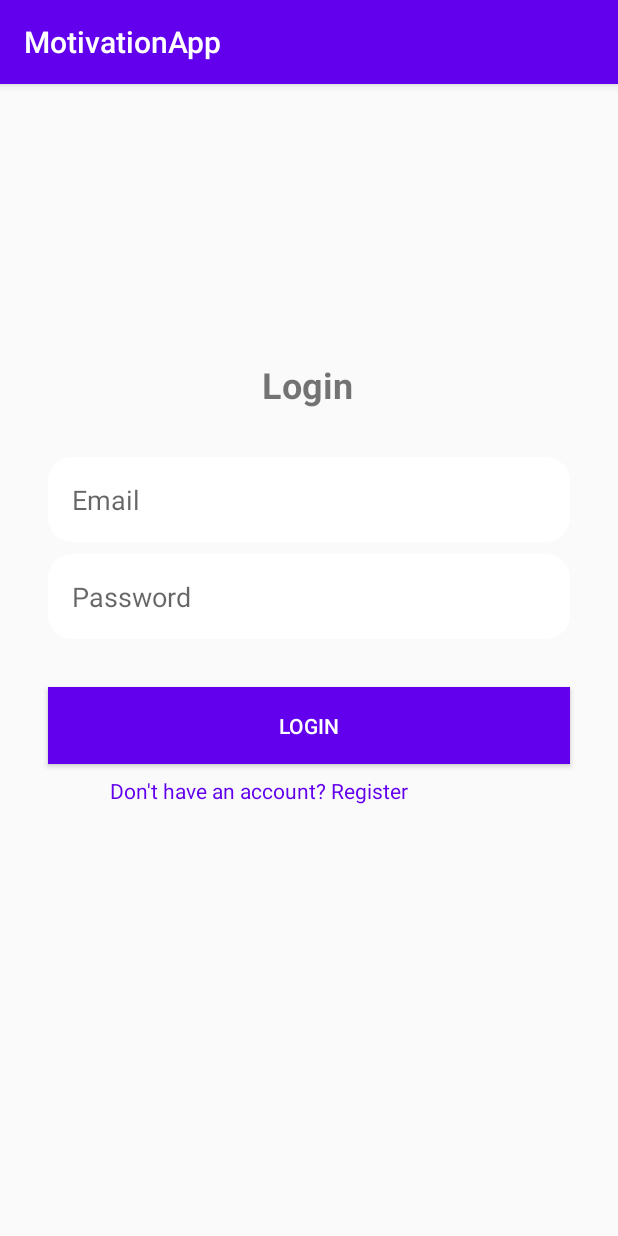
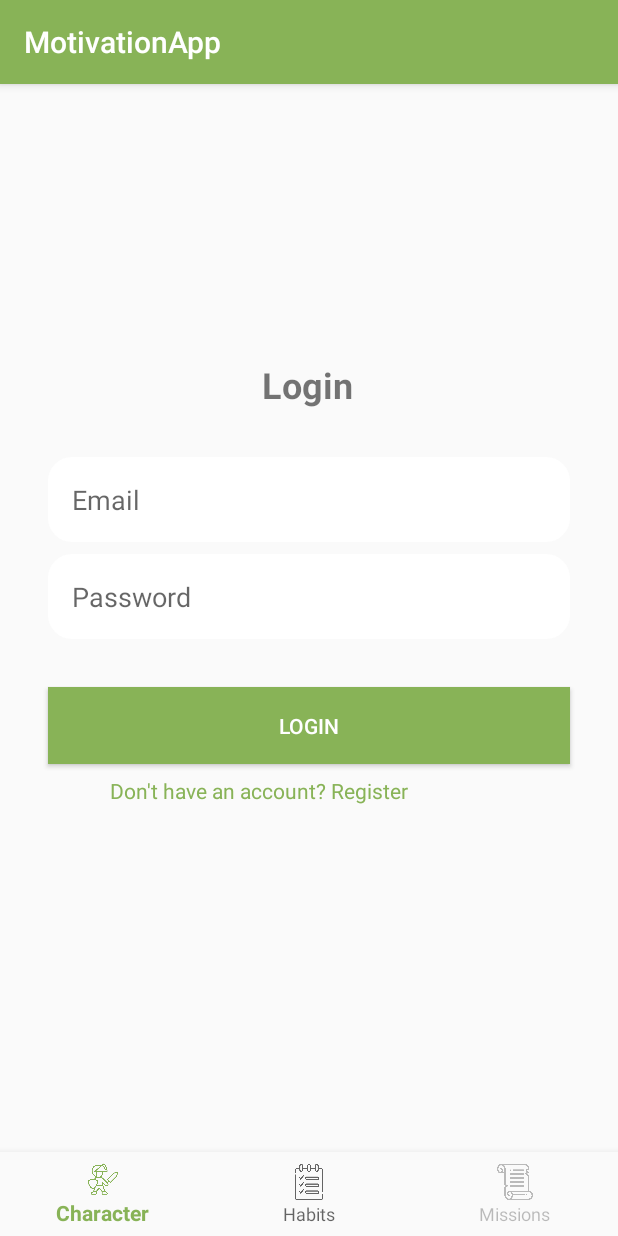
Before and after one commit to anny-nov/MotivationAppMobile, an Android app built with Jetpack Compose: the LoginFragment screen opened through its navigation route, on a phone screen of 412 x 824 dp. Run offline under Robolectric (Android 15) with nearby library versions, the phone set to English and light mode, and no system bars; our stand-ins replace navigation-ui; network calls fail.

Commit message:
Added bottom menu

```diff
--- a/app/src/main/java/com/example/motivationapp/ui/activities/MainActivity.kt
+++ b/app/src/main/java/com/example/motivationapp/ui/activities/MainActivity.kt
@@ -1,10 +1,10 @@
 package com.example.motivationapp
 
 import android.content.Context
-import android.content.Intent
 import android.os.Bundle
 import androidx.appcompat.app.AppCompatActivity
 import androidx.navigation.fragment.NavHostFragment
+import androidx.navigation.ui.NavigationUI
 import com.example.motivationapp.databinding.ActivityMainBinding
 
 class MainActivity : AppCompatActivity() {
@@ -22,13 +22,19 @@ class MainActivity : AppCompatActivity() {
         val username = sharedPref.getString("username", null)
         val email = sharedPref.getString("email", null)
 
+        val navHostFragment = supportFragmentManager.findFragmentById(R.id.nav_host_fragment) as NavHostFragment
+        val navController = navHostFragment.navController
+
+        val bottomNav = binding.bottomNavigationView
+        NavigationUI.setupWithNavController(bottomNav, navController)
+
         if (userId != -1 && username != null && email != null) {
             // Если данные пользователя есть, отправляем его на экран персонажа
-            val navController = (supportFragmentManager.findFragmentById(R.id.nav_host_fragment) as NavHostFragment).navController
+            //val navController = (supportFragmentManager.findFragmentById(R.id.nav_host_fragment) as NavHostFragment).navController
             navController.navigate(R.id.action_loginFragment_to_characterFragment)
         } else {
             // Если данных нет (пользователь не зарегистрирован), отправляем на экран регистрации
-            val navController = (supportFragmentManager.findFragmentById(R.id.nav_host_fragment) as NavHostFragment).navController
+            //val navController = (supportFragmentManager.findFragmentById(R.id.nav_host_fragment) as NavHostFragment).navController
             navController.navigate(R.id.action_loginFragment_to_registerFragment)
         }
     }
--- a/app/src/main/res/layout/activity_main.xml
+++ b/app/src/main/res/layout/activity_main.xml
@@ -13,9 +13,19 @@
         android:layout_width="0dp"
         android:layout_height="0dp"
         app:defaultNavHost="true"
-        app:navGraph="@navigation/nav_graph"
         app:layout_constraintBottom_toBottomOf="parent"
         app:layout_constraintEnd_toEndOf="parent"
         app:layout_constraintStart_toStartOf="parent"
-        app:layout_constraintTop_toTopOf="parent" />
+        app:layout_constraintTop_toTopOf="parent"
+        app:navGraph="@navigation/nav_graph" />
+
+    <com.google.android.material.bottomnavigation.BottomNavigationView
+        android:id="@+id/bottomNavigationView"
+        android:layout_width="match_parent"
+        android:layout_height="wrap_content"
+        android:layout_gravity="bottom"
+        android:background="?android:attr/windowBackground"
+        app:layout_constraintBottom_toBottomOf="parent"
+        app:menu="@menu/bottom_nav_menu"
+        tools:layout_editor_absoluteX="27dp" />
 </androidx.constraintlayout.widget.ConstraintLayout>
--- /dev/null
+++ b/app/src/main/res/menu/bottom_nav_menu.xml
@@ -0,0 +1,19 @@
+<?xml version="1.0" encoding="utf-8"?>
+<menu xmlns:android="http://schemas.android.com/apk/res/android">
+
+    <item
+        android:id="@+id/characterFragment"
+        android:icon="@drawable/ic_character"
+        android:title="Character" />
+
+    <item
+        android:id="@+id/habitListFragment"
+        android:icon="@drawable/ic_habits"
+        android:title="Habits" />
+
+    <item
+        android:id="@+id/missionsPlaceholder"
+        android:icon="@drawable/ic_missions"
+        android:title="Missions"
+        android:enabled="false" />
+</menu>
--- a/app/src/main/res/navigation/nav_graph.xml
+++ b/app/src/main/res/navigation/nav_graph.xml
@@ -35,4 +35,9 @@
         android:id="@+id/characterFragment"
         android:name="com.example.motivationapp.ui.fragments.CharacterFragment"
         android:label="Character" />
+
+    <fragment
+        android:id="@+id/habitListFragment"
+        android:name="com.example.motivationapp.ui.fragments.HabitListFragment"
+        android:label="Habits" />
 </navigation>
--- a/app/src/main/res/values/colors.xml
+++ b/app/src/main/res/values/colors.xml
@@ -1,13 +1,13 @@
 <?xml version="1.0" encoding="utf-8"?>
 <resources>
-    <color name="purple_200">#FFBB86FC</color>
-    <color name="purple_500">#FF6200EE</color>
-    <color name="purple_700">#FF3700B3</color>
+    <color name="purple_200">#BFEF86</color>
+    <color name="purple_500">#88B357</color>
+    <color name="purple_700">#59733C</color>
     <color name="teal_200">#FF03DAC5</color>
     <color name="teal_700">#FF018786</color>
     <color name="black">#FF000000</color>
     <color name="white">#FFFFFFFF</color>
-    <color name="colorPrimary">#6200EE</color> <!-- Основной цвет (например, фиолетовый) -->
-    <color name="colorPrimaryDark">#3700B3</color> <!-- Темный оттенок для панели состояния -->
-    <color name="colorAccent">#03DAC5</color> <!-- Акцентный цвет -->
+    <color name="colorPrimary">#88B357</color> <!-- Основной цвет (например, фиолетовый) -->
+    <color name="colorPrimaryDark">#59733C</color> <!-- Темный оттенок для панели состояния -->
+    <color name="colorAccent">#FFC107</color> <!-- Акцентный цвет -->
 </resources>
```
Also changed, not shown: app/src/main/java/com/example/motivationapp/ui/fragments/HabitListFragment.kt (+36 -0 lines), app/src/main/res/layout/fragment_habit_list.xml (added, +38 -0 lines), app/src/main/res/drawable/ic_add.png (added), app/src/main/res/drawable/ic_character.png (added), app/src/main/res/drawable/ic_habits.png (added), app/src/main/res/drawable/ic_missions.png (added).
